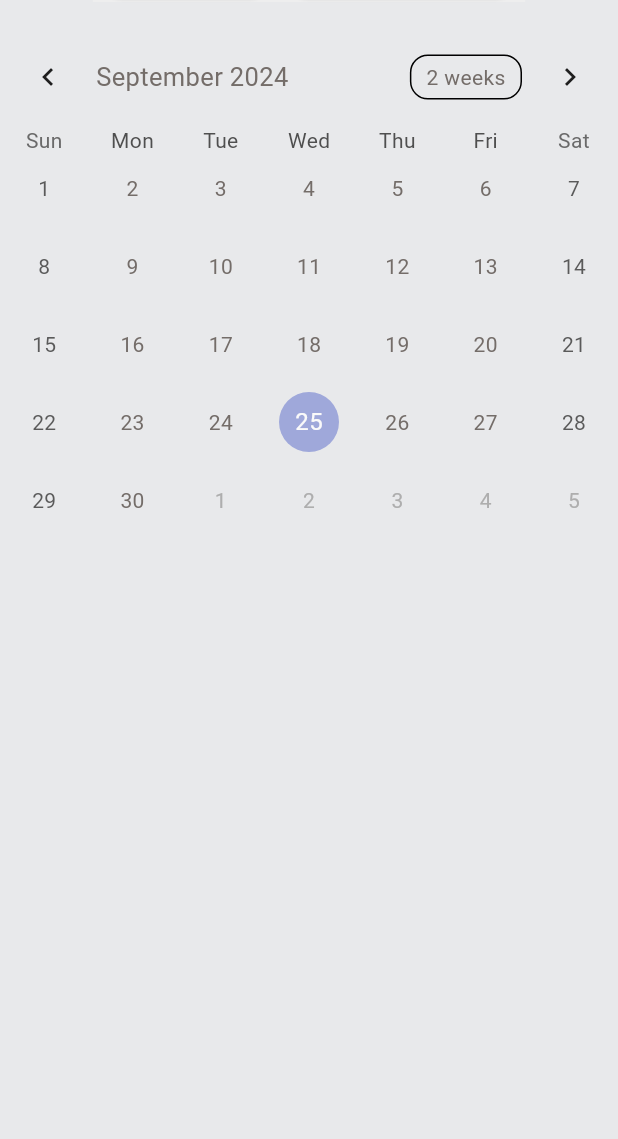
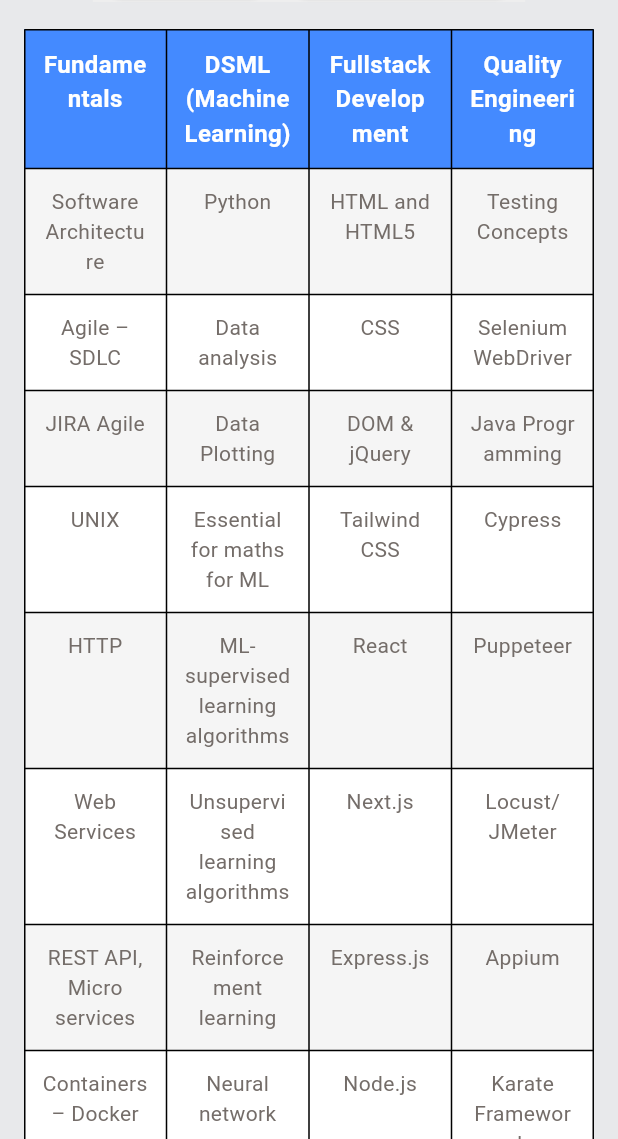
Before and after one commit to WhiteboxHub/wbl-flutter, a Flutter app: the ScheduleResourcesScreen screen opened directly, after a tap on "Course Content", on a phone screen of 412 x 824 dp, the part 97-1236 px from its top. Run offline on Flutter 3.47's test engine with Material 3 defaults, Android fonts, the light colour scheme and no system bars; drawn by our look-alikes of table_calendar; our stand-ins replace carousel_slider, flutter_dotenv, flutter_svg, googleapis_auth, modal_progress_hud_nsn, shared_preferences and 1 more; missing offline and left inert: googleapis; accounts and stored records are empty; Roboto replaces fonts that are missing (Epilogue-Black); project files that could hold a hidden picture were left out.

Commit message:
course table

```diff
--- a/lib/screens/schedule_resources_screen.dart
+++ b/lib/screens/schedule_resources_screen.dart
@@ -44,12 +44,11 @@
 //     );
 //   }
 // }
-
 import 'package:flutter/material.dart';
-import 'package:googleapis/calendar/v3.dart'
-    as calendar; // Ensure correct import
+import 'package:googleapis/calendar/v3.dart' as calendar;
 import '../widgets/calendar_widget.dart';
 import '../components/google_calendar_api.dart';
+import 'package:wbl_mobile_app/widgets/table_widget.dart'; // Import MyTableWidget
 
 class ScheduleResourcesScreen extends StatefulWidget {
   static const routeName = '/schedule-resources-screen';
@@ -85,6 +84,7 @@
   final Color unselectedButtonColor = Colors.grey.shade300;
   final Color selectedTextColor = Colors.white;
   final Color unselectedTextColor = Colors.black;
+
   @override
   Widget build(BuildContext context) {
     return SafeArea(
@@ -108,7 +108,8 @@
                           selectedOption = 'Schedule';
                         });
                       },
-                    icon: const Icon(Icons.calendar_month_outlined), // Icon for Schedule
+                      icon: const Icon(
+                          Icons.calendar_month_outlined), // Icon for Schedule
                       label: Text(
                         'Schedule',
                         style: TextStyle(
@@ -149,11 +150,17 @@
                 ),
               ),
             ),
-          Center(
-            child: CalendarWidget(events: _events),
+            // Conditional rendering of CalendarWidget or MyTableWidget
+            Expanded(
+              child: Center(
+                child: selectedOption == 'Schedule'
+                    ? CalendarWidget(events: _events)
+                    : MyTableWidget(), // Render MyTableWidget when Course Content is selected
+              ),
             ),
           ],
-      )),
+        ),
+      ),
     );
   }
 }
--- /dev/null
+++ b/lib/widgets/table_widget.dart
@@ -0,0 +1,190 @@
+import 'package:flutter/material.dart';
+
+class MyTableWidget extends StatelessWidget {
+  const MyTableWidget({super.key});
+
+  @override
+  Widget build(BuildContext context) {
+    return Padding(
+        padding: const EdgeInsets.symmetric(
+            horizontal: 16.0), // Add horizontal padding
+        child: Table(
+          border:
+              TableBorder.all(color: Colors.black, width: 1), // Table border
+          children: [
+            // Header Row
+            const TableRow(
+              decoration: BoxDecoration(
+                color: Colors.blueAccent, // Header background color
+              ),
+              children: [
+                Padding(
+                  padding: EdgeInsets.all(12.0),
+                  child: Text(
+                    'Fundamentals',
+                    style: TextStyle(
+                      fontWeight: FontWeight.bold,
+                      fontSize: 16, // Font size for header
+                      color: Colors.white, // Header text color
+                    ),
+                    textAlign: TextAlign.center,
+                  ),
+                ),
+                Padding(
+                  padding: EdgeInsets.all(12.0),
+                  child: Text(
+                    'DSML (Machine Learning)',
+                    style: TextStyle(
+                      fontWeight: FontWeight.bold,
+                      fontSize: 16,
+                      color: Colors.white,
+                    ),
+                    textAlign: TextAlign.center,
+                  ),
+                ),
+                Padding(
+                  padding: EdgeInsets.all(12.0),
+                  child: Text(
+                    'Fullstack Development',
+                    style: TextStyle(
+                      fontWeight: FontWeight.bold,
+                      fontSize: 16,
+                      color: Colors.white,
+                    ),
+                    textAlign: TextAlign.center,
+                  ),
+                ),
+                Padding(
+                  padding: EdgeInsets.all(12.0),
+                  child: Text(
+                    'Quality Engineering',
+                    style: TextStyle(
+                      fontWeight: FontWeight.bold,
+                      fontSize: 16,
+                      color: Colors.white,
+                    ),
+                    textAlign: TextAlign.center,
+                  ),
+                ),
+              ],
+            ),
+            // First Data Row
+            _buildStyledRow(
+              [
+                'Software Architecture',
+                'Python',
+                'HTML and HTML5',
+                'Testing Concepts'
+              ],
+              Colors.grey.shade100, // Row background color
+            ),
+            // Second Data Row
+            _buildStyledRow(
+              ['Agile – SDLC', 'Data analysis', 'CSS', 'Selenium WebDriver'],
+              Colors.white, // Alternate row background color
+            ),
+            _buildStyledRow(
+              [
+                'JIRA Agile',
+                'Data Plotting',
+                'DOM & jQuery',
+                'Java Programming'
+              ],
+              Colors.grey.shade100,
+            ),
+            _buildStyledRow(
+              ['UNIX', 'Essential for maths for ML', 'Tailwind CSS', 'Cypress'],
+              Colors.white,
+            ),
+            _buildStyledRow(
+              [
+                'HTTP',
+                'ML-supervised learning algorithms',
+                'React',
+                'Puppeteer'
+              ],
+              Colors.grey.shade100,
+            ),
+            _buildStyledRow(
+              [
+                'Web Services',
+                'Unsupervised learning algorithms',
+                'Next.js',
+                'Locust/JMeter'
+              ],
+              Colors.white,
+            ),
+            _buildStyledRow(
+              [
+                'REST API, Micro services',
+                'Reinforcement learning',
+                'Express.js',
+                'Appium'
+              ],
+              Colors.grey.shade100,
+            ),
+            _buildStyledRow(
+              [
+                'Containers – Docker',
+                'Neural network',
+                'Node.js',
+                'Karate Framework'
+              ],
+              Colors.white,
+            ),
+            _buildStyledRow(
+              ['Kubernetes', 'Deep learning', 'MongoDB', 'WebDriverIO'],
+              Colors.grey.shade100,
+            ),
+            _buildStyledRow(
+              [
+                'Git + Github + Jenkins',
+                'Natural language processing (NLP)',
+                'GraphQL',
+                'Playwright'
+              ],
+              Colors.white,
+            ),
+            _buildStyledRow(
+              ['SQL and NoSQL', 'Generative AI', 'Micro Frontends', 'JUnit'],
+              Colors.grey.shade100,
+            ),
+            _buildStyledRow(
+              [
+                'AWS – EC2, EKS, S3',
+                'Computer Vision',
+                'React Native',
+                'XPath'
+              ],
+              Colors.white,
+            ),
+            _buildStyledRow(
+              ['JavaScript', 'TestNG', '', ''],
+              Colors.grey.shade100,
+            ),
+          ],
+        ));
+  }
+
+  TableRow _buildStyledRow(List<String> data, Color bgColor) {
+    return TableRow(
+      decoration: BoxDecoration(
+        color: bgColor, // Set row background color
+      ),
+      children: data
+          .map(
+            (cell) => Padding(
+              padding: const EdgeInsets.all(12.0),
+              child: Text(
+                cell,
+                style: const TextStyle(
+                  fontSize: 14, // Cell font size
+                ),
+                textAlign: TextAlign.center, // Align text in the center
+              ),
+            ),
+          )
+          .toList(),
+    );
+  }
+}
```
Also changed, not shown: pubspec.lock, 37 other files. Lines whose indentation alone changed are shown as unchanged.
